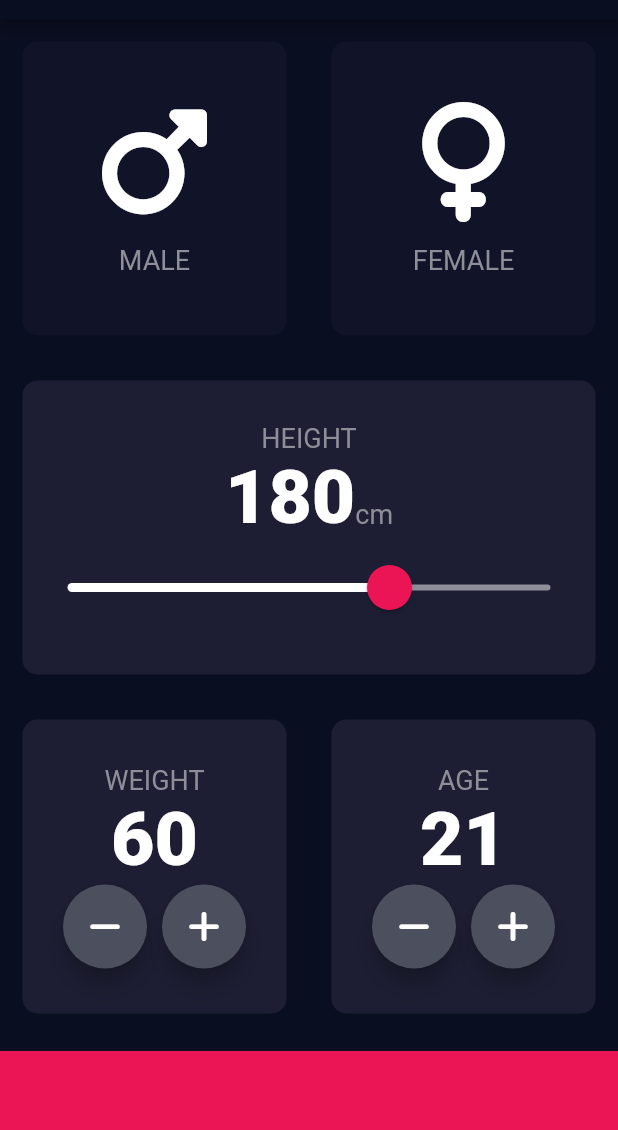
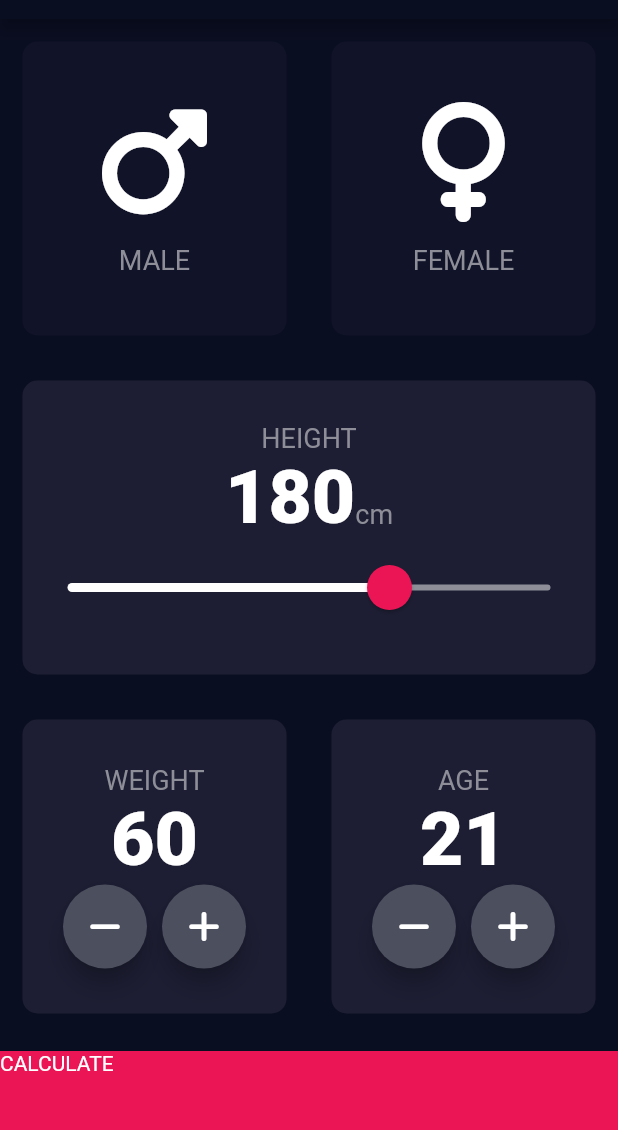
Before and after one commit to juriaCardozo/BMI-calculator, a Flutter app: the screen it shows after launch, on a phone screen of 412 x 824 dp, the part 65-1195 px from its top. Run offline on Flutter 3.47's test engine with Material 2 defaults, Android fonts, the phone set to English and light mode, and no system bars; our stand-ins replace font_awesome_flutter.

```diff
--- a/lib/input_page.dart
+++ b/lib/input_page.dart
@@ -1,3 +1,4 @@
+import 'package:bmi_calculator_app/results_page.dart';
 import 'package:flutter/material.dart';
 import 'package:font_awesome_flutter/font_awesome_flutter.dart';
 import 'icon_content.dart';
@@ -200,11 +201,22 @@ class _InputPageState extends State<InputPage> {
             ),
           ]),
         ),
-        Container(
-          color: kBottomContainerColour,
-          margin: EdgeInsets.only(top: 10),
-          width: double.infinity,
-          height: kBottomContainerHeight,
+        GestureDetector(
+          onTap: () {
+            Navigator.push(
+              context,
+              MaterialPageRoute(
+                builder: (context) => ResultsPage(),
+              ),
+            );
+          },
+          child: Container(
+            child: Text('CALCULATE'),
+            color: kBottomContainerColour,
+            margin: EdgeInsets.only(top: 10),
+            width: double.infinity,
+            height: kBottomContainerHeight,
+          ),
         ),
       ]),
     );
```
